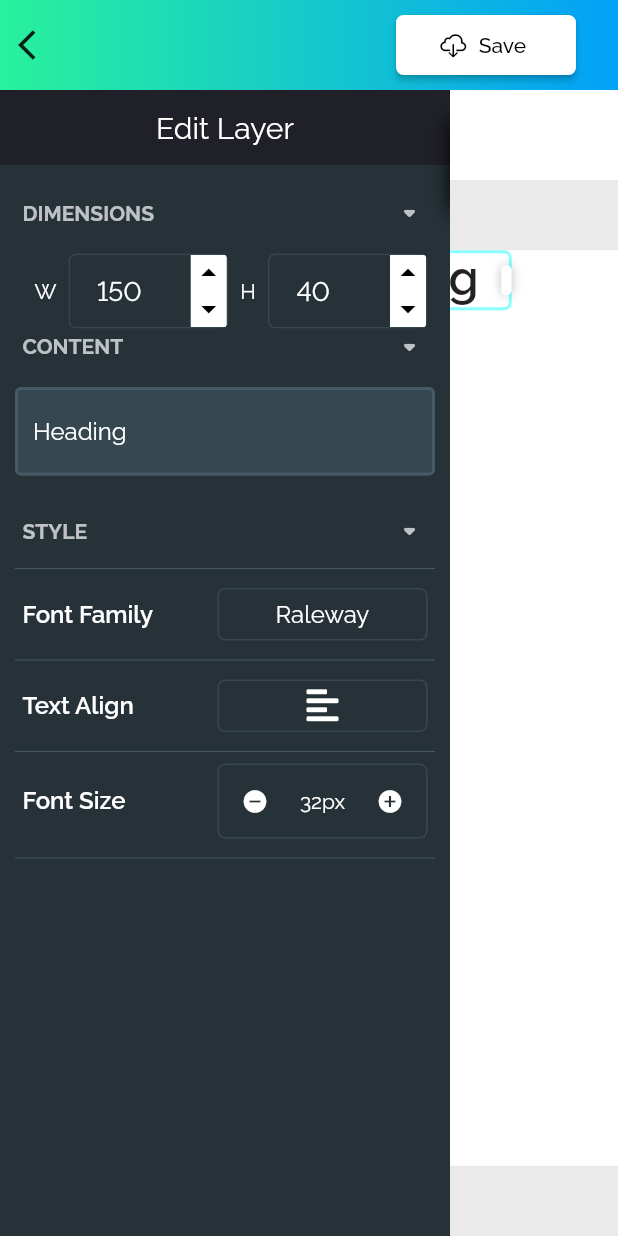
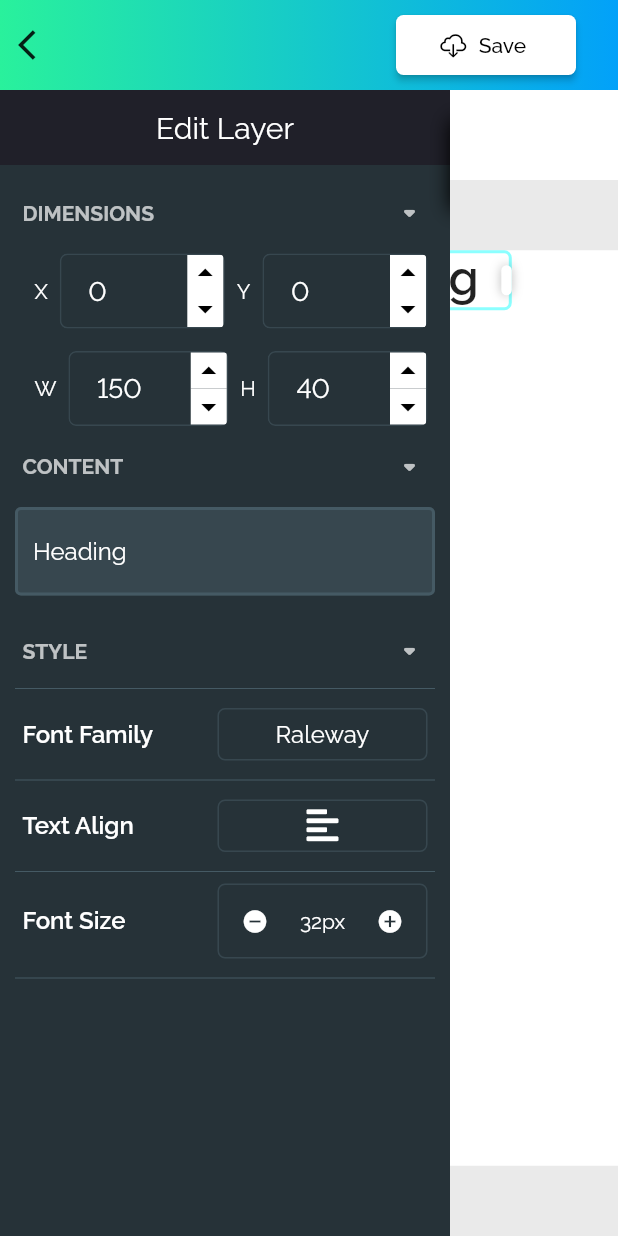
Before and after one commit to wilsonowilson/repaint, a Flutter app: the CreatePage screen opened directly, after a tap on "Heading", after a tap on the "arrow drop up" icon, after a tap on the "arrow drop down" icon, on a phone screen of 412 x 824 dp. Run offline on Flutter 3.47's test engine with Material 2 defaults, Android fonts, the phone set to English and light mode, and no system bars; our stand-ins replace bloc, dartz, equatable, file_picker, flutter_bloc, font_awesome_flutter and 2 more; missing offline and left inert: file_selector, layout.

Commit message:
Added position editor

```diff
--- a/lib/components/sidebar/editing_sidebar.dart
+++ b/lib/components/sidebar/editing_sidebar.dart
@@ -1,6 +1,7 @@
 import 'package:flutter/material.dart';
 import 'package:repaint/application/cubit/canvas_cubit.dart';
 import 'package:flutter_bloc/flutter_bloc.dart';
+import 'package:repaint/components/sidebar/position_editor.dart';
 import 'package:repaint/components/sidebar/sidebar_heading.dart';
 import 'package:repaint/components/sidebar/size_editor.dart';
 import 'package:repaint/components/sidebar/text_align_editor.dart';
@@ -42,7 +43,10 @@ class TextLayerEditSidebar extends StatelessWidget {
           padding: 5,
         ),
         SizedBox(height: 15),
+        LayerPositionEditor(),
+        SizedBox(height: 15),
         LayerSizeEditor(),
+        SizedBox(height: 15),
         SidebarHeading(
           title: 'CONTENT',
           padding: 5,
--- /dev/null
+++ b/lib/components/sidebar/position_editor.dart
@@ -0,0 +1,73 @@
+import 'package:flutter/material.dart';
+import 'package:flutter_bloc/flutter_bloc.dart';
+
+import 'package:repaint/application/cubit/canvas_cubit.dart';
+import 'package:repaint/widgets/number_field.dart';
+
+class LayerPositionEditor extends StatelessWidget {
+  @override
+  Widget build(BuildContext context) {
+    final cubit = context.watch<CanvasCubit>();
+    final state = cubit.state;
+    final selectedLayer = state.selectedLayer.fold(() => null, (a) => a);
+    final textLayer = selectedLayer?.data;
+    void _increasePosition(Offset e) {
+      final layer = selectedLayer!.data;
+      final editedLayer = layer.copyWith(offset: e);
+
+      context.read<CanvasCubit>().editLayer(
+            selectedLayer.copyWith(data: editedLayer),
+          );
+    }
+
+    return Container(
+      padding: EdgeInsets.symmetric(horizontal: 5),
+      child: Row(
+        mainAxisAlignment: MainAxisAlignment.spaceAround,
+        crossAxisAlignment: CrossAxisAlignment.center,
+        children: [
+          Padding(
+            padding: const EdgeInsets.symmetric(horizontal: 8.0),
+            child: Text(
+              'X',
+              style: TextStyle(
+                color: Colors.white,
+              ),
+              textAlign: TextAlign.center,
+            ),
+          ),
+          Expanded(
+            child: NumberField(
+              text: textLayer?.offset.dx.toInt().toString() ?? '',
+              onValue: (e) {
+                _increasePosition(
+                  textLayer!.offset + Offset(e.toDouble(), 0),
+                );
+              },
+            ),
+          ),
+          Padding(
+            padding: const EdgeInsets.symmetric(horizontal: 8.0),
+            child: Text(
+              'Y',
+              style: TextStyle(
+                color: Colors.white,
+              ),
+              textAlign: TextAlign.center,
+            ),
+          ),
+          Expanded(
+            child: NumberField(
+              text: textLayer?.offset.dy.toInt().toString() ?? '',
+              onValue: (e) {
+                _increasePosition(
+                  textLayer!.offset + Offset(0, e.toDouble()),
+                );
+              },
+            ),
+          ),
+        ],
+      ),
+    );
+  }
+}
--- a/lib/widgets/number_field.dart
+++ b/lib/widgets/number_field.dart
@@ -78,7 +78,7 @@ class _NumberIncrementerState extends State<NumberIncrementer> {
         Expanded(
           child: GestureDetector(
             onTap: () {
-              widget.onIncrement(5);
+              widget.onIncrement(1);
             },
             onTapDown: (TapDownDetails details) {
               timer = Timer.periodic(Duration(milliseconds: 20), (t) {
@@ -103,7 +103,7 @@ class _NumberIncrementerState extends State<NumberIncrementer> {
         Expanded(
           child: GestureDetector(
             onTap: () {
-              widget.onIncrement(-5);
+              widget.onIncrement(-1);
             },
             onTapDown: (TapDownDetails details) {
               timer = Timer.periodic(Duration(milliseconds: 50), (t) {
```
